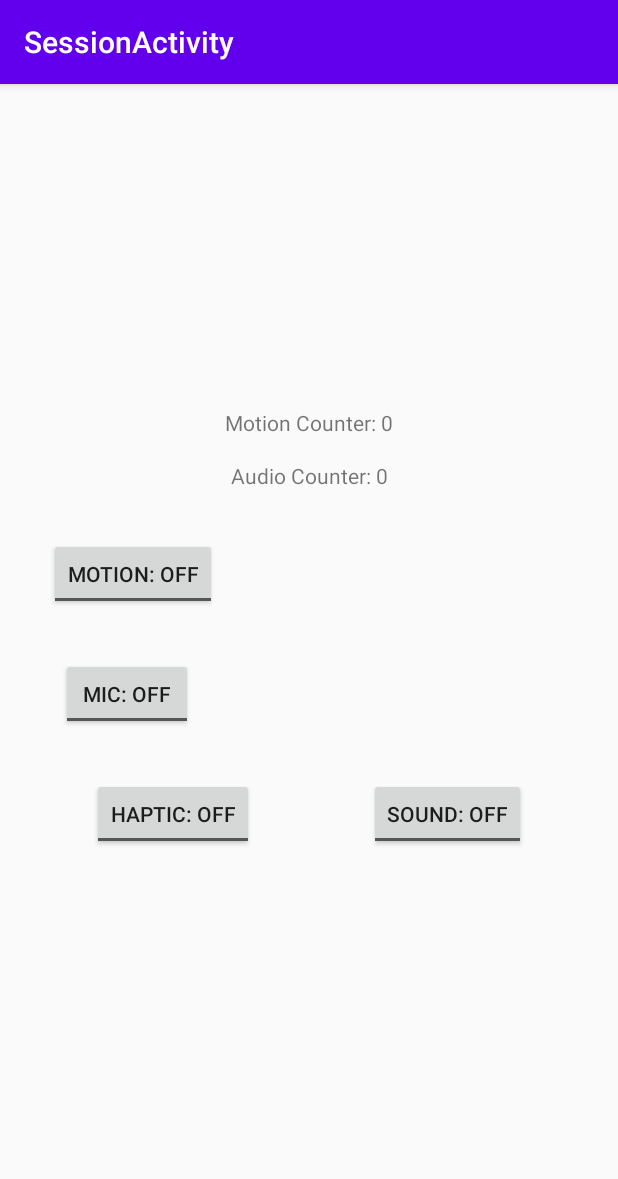
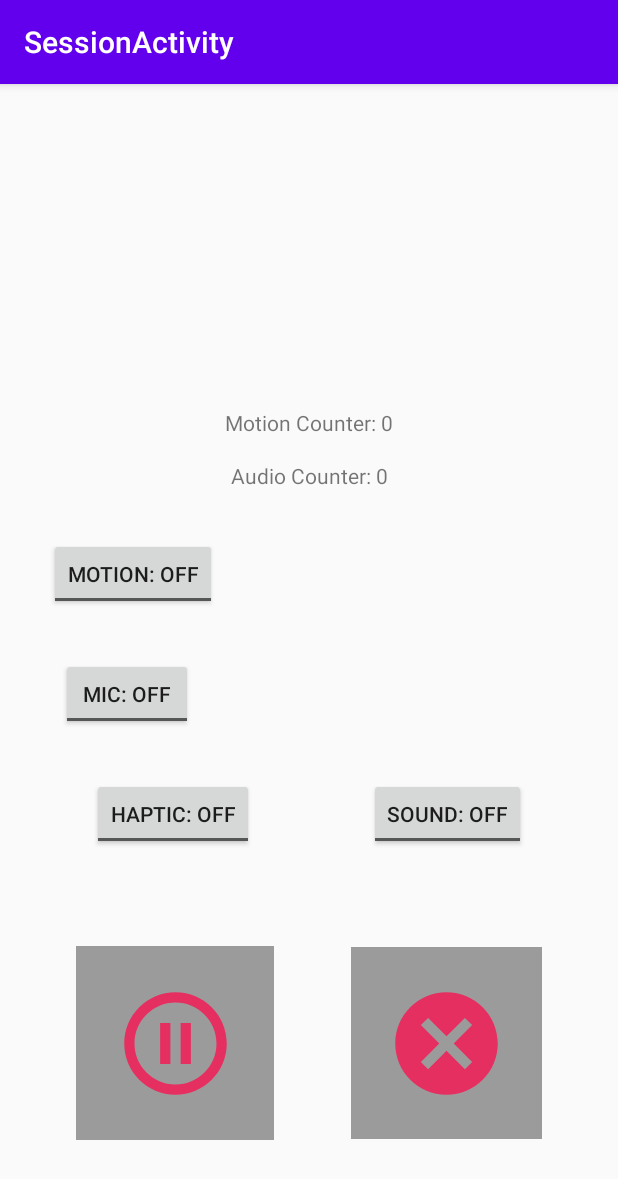
Before and after one commit to jjanton/TicTrac, an Android app: the fragment SessionFragment placed in its activity, on a phone screen of 412 x 824 dp. Shown: the top 1179 px of the screen. Run offline under Robolectric (Android 15) with nearby library versions, the phone set to English and light mode, and no system bars; 3 statements that could not run were skipped.

Commit message:
adding the buttons

```diff
--- /dev/null
+++ b/app/src/main/res/drawable/ic_baseline_cancel_24.xml
@@ -0,0 +1,5 @@
+<vector android:height="82dp" android:tint="#E52F60"
+    android:viewportHeight="24" android:viewportWidth="24"
+    android:width="82dp" xmlns:android="http://schemas.android.com/apk/res/android">
+    <path android:fillColor="@android:color/white" android:pathData="M12,2C6.47,2 2,6.47 2,12s4.47,10 10,10 10,-4.47 10,-10S17.53,2 12,2zM17,15.59L15.59,17 12,13.41 8.41,17 7,15.59 10.59,12 7,8.41 8.41,7 12,10.59 15.59,7 17,8.41 13.41,12 17,15.59z"/>
+</vector>
--- /dev/null
+++ b/app/src/main/res/drawable/ic_pause_circle_outline_24.xml
@@ -0,0 +1,5 @@
+<vector android:height="82dp" android:tint="#E52F60"
+    android:viewportHeight="24" android:viewportWidth="24"
+    android:width="82dp" xmlns:android="http://schemas.android.com/apk/res/android">
+    <path android:fillColor="@android:color/white" android:pathData="M9,16h2L11,8L9,8v8zM12,2C6.48,2 2,6.48 2,12s4.48,10 10,10 10,-4.48 10,-10S17.52,2 12,2zM12,20c-4.41,0 -8,-3.59 -8,-8s3.59,-8 8,-8 8,3.59 8,8 -3.59,8 -8,8zM13,16h2L15,8h-2v8z"/>
+</vector>
--- a/app/src/main/res/layout/session_fragment.xml
+++ b/app/src/main/res/layout/session_fragment.xml
@@ -179,4 +179,29 @@
         app:layout_constraintStart_toEndOf="@+id/hapticFeedbackToggleButton2"
         app:layout_constraintTop_toBottomOf="@id/audioSensorToggleButton2" />
 
+    <ImageButton
+        android:id="@+id/imageButton"
+        android:layout_width="132dp"
+        android:layout_height="129dp"
+        android:src="@drawable/ic_pause_circle_outline_24"
+        android:background="@color/material_on_background_disabled"
+        app:layout_constraintBottom_toBottomOf="parent"
+        app:layout_constraintEnd_toStartOf="@+id/imageButton2"
+        app:layout_constraintHorizontal_bias="0.5"
+        app:layout_constraintStart_toStartOf="parent"
+        app:layout_constraintTop_toBottomOf="@+id/hapticFeedbackToggleButton2" />
+
+    <ImageButton
+        android:id="@+id/imageButton2"
+        android:layout_width="127dp"
+        android:layout_height="128dp"
+        android:src="@drawable/ic_baseline_cancel_24"
+        android:background="@color/material_on_background_disabled"
+        app:layout_constraintBottom_toBottomOf="parent"
+        app:layout_constraintEnd_toEndOf="parent"
+        app:layout_constraintHorizontal_bias="0.5"
+        app:layout_constraintStart_toEndOf="@+id/imageButton"
+        app:layout_constraintTop_toBottomOf="@+id/audioFeedbackToggleButton2" />
+
+
 </androidx.constraintlayout.widget.ConstraintLayout>
```
